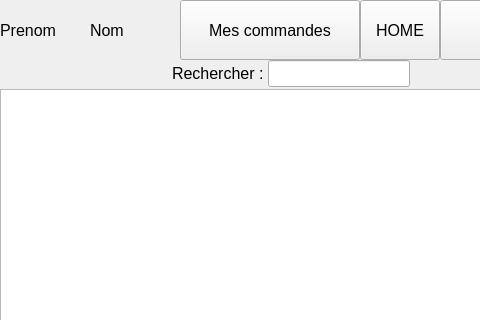
This is UberMedoc/application.ui in GregDAka/Ubermedoc as Qt 5 draws it before an edit; both pictures show x 0 to 480 and y 0 to 320 of the 800 by 600 pixel window. The edited form follows.
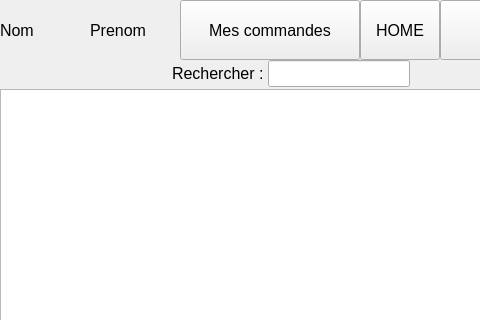
This is the edited form.

Commit message: petit reglage

Patch:
```diff
--- a/UberMedoc/application.ui
+++ b/UberMedoc/application.ui
@@ -36,6 +36,18 @@
      </property>
      <item>
       <layout class="QHBoxLayout" name="horizontalLayout">
+       <item>
+        <widget class="QLabel" name="nomLabel">
+         <property name="font">
+          <font>
+           <pointsize>12</pointsize>
+          </font>
+         </property>
+         <property name="text">
+          <string>Nom</string>
+         </property>
+        </widget>
+       </item>
        <item>
         <widget class="QLabel" name="prenomLabel">
          <property name="font">
@@ -51,18 +63,6 @@
          </property>
         </widget>
        </item>
-       <item>
-        <widget class="QLabel" name="nomLabel">
-         <property name="font">
-          <font>
-           <pointsize>12</pointsize>
-          </font>
-         </property>
-         <property name="text">
-          <string>Nom</string>
-         </property>
-        </widget>
-       </item>
       </layout>
      </item>
      <item>
```
The commit also changes 1 other file.
